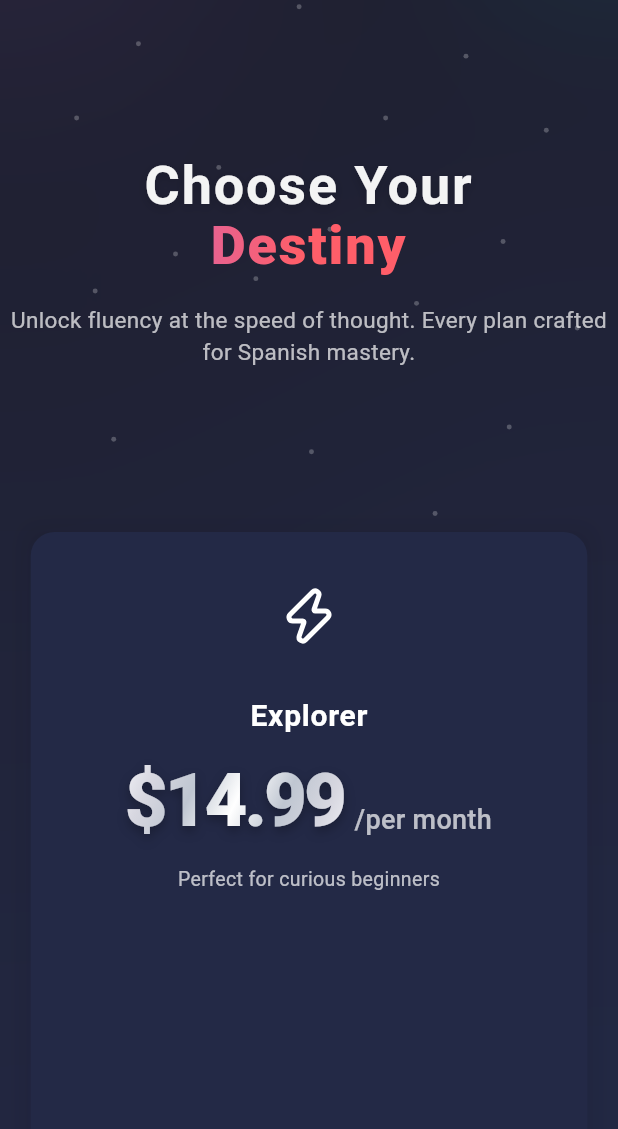
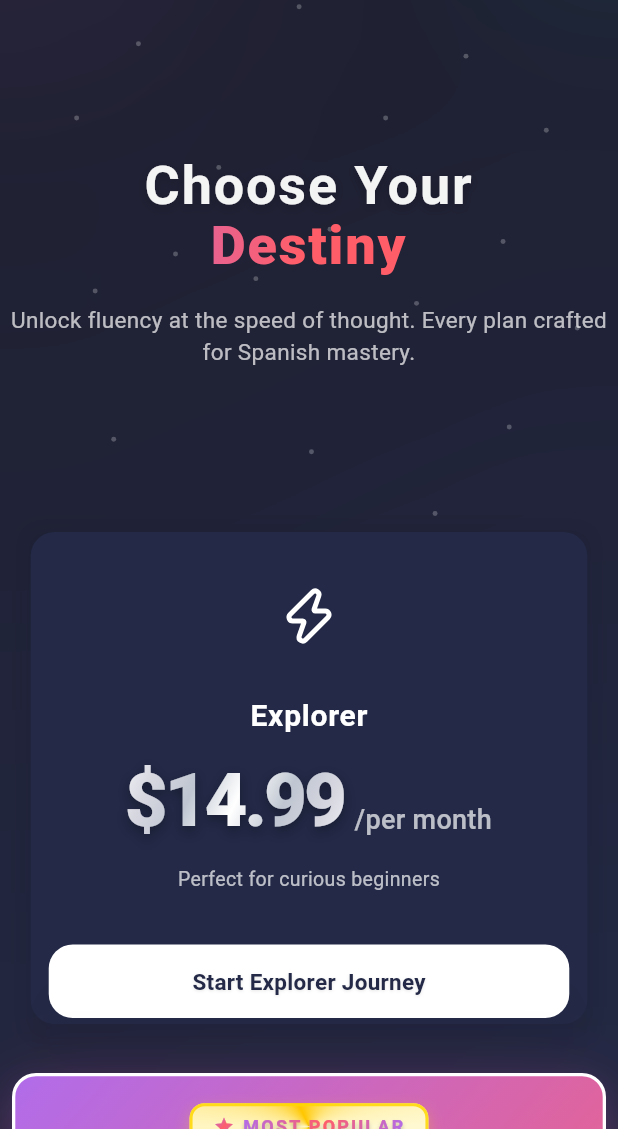
Before and after one commit to langverseadmin/Fluoverse-Landing-Page, a Flutter app: the PricingPage screen opened directly, on a phone screen of 412 x 824 dp, the part 107-1236 px from its top. Run offline on Flutter 3.47's test engine with Material 3 defaults, Android fonts, the phone set to English and light mode, and no system bars; our stand-ins replace confetti, flutter_animate, flutter_markdown, lucide_icons, supabase_flutter; accounts and stored records are empty; Roboto replaces fonts that are missing (Montserrat).

Commit message:
pricing fix attempt

```diff
--- a/lib/website/widgets/pricing_widgets.dart
+++ b/lib/website/widgets/pricing_widgets.dart
@@ -197,30 +197,51 @@ class _PricingCardsRowState extends State<PricingCardsRow> {
 
   @override
   Widget build(BuildContext context) {
-    final screenWidth = MediaQuery.of(context).size.width;
-    final screenHeight = MediaQuery.of(context).size.height;
-
-    // Responsive card sizing
-    double cardWidth = screenWidth < 600
-        ? screenWidth * 0.92
-        : screenWidth < 900
-            ? screenWidth * 0.85 / 3
-            : screenWidth * 0.72 / 3;
-    double cardHeight = screenHeight < 900
-        ? screenHeight * 1
-        : screenHeight * 0.7;
-
-    double middleCardWidth = cardWidth * 1.13;
-    double middleCardHeight = cardHeight * 1.07;
-
-    // Clamp min/max for usability
-    cardWidth = cardWidth.clamp(260.0, 480.0);
-    cardHeight = cardHeight.clamp(420.0, 860.0);
-    middleCardWidth = middleCardWidth.clamp(300.0, 540.0);
-    middleCardHeight = middleCardHeight.clamp(480.0, 920.0);
-
-    final isMobile = screenWidth < 900;
-    final double spacing = isMobile ? 10 : 32;
+    final mq = MediaQuery.of(context);
+    final width = mq.size.width;
+    final height = mq.size.height;
+
+    // Helper for percent with min/max clamp
+    double percent(double v, {double min = 0, double? max}) {
+      final val = v;
+      if (max != null) return val.clamp(min, max);
+      return val < min ? min : val;
+    }
+
+    // --- Sizing logic for 4 breakpoints: mobile, tablet, laptop, desktop ---
+    final isMobile = width < 600;
+    final isTablet = width >= 600 && width < 900;
+    final isLaptop = width >= 900 && width < 1400;
+    // final isDesktop = width >= 1400;
+
+    double cardWidth, cardHeight, middleCardWidth, middleCardHeight, spacing;
+
+    if (isMobile) {
+      cardWidth = percent(width * 0.92, min: 220, max: 480);
+      cardHeight = percent(height * 0.38, min: 340, max: 540);
+      middleCardWidth = percent(cardWidth * 1.13, min: 240, max: 520);
+      middleCardHeight = percent(cardHeight * 1.07, min: 360, max: 600);
+      spacing = percent(height * 0.025, min: 10, max: 32);
+    } else if (isTablet) {
+      cardWidth = percent(width * 0.28, min: 220, max: 340);
+      cardHeight = percent(height * 0.48, min: 380, max: 600);
+      middleCardWidth = percent(cardWidth * 1.13, min: 260, max: 400);
+      middleCardHeight = percent(cardHeight * 1.07, min: 420, max: 660);
+      spacing = percent(width * 0.03, min: 16, max: 36);
+    } else if (isLaptop) {
+      cardWidth = percent(width * 0.22, min: 260, max: 420);
+      cardHeight = percent(height * 0.68, min: 420, max: 1200);
+      middleCardWidth = percent(cardWidth * 1.13, min: 320, max: 480);
+      middleCardHeight = percent(cardHeight * 1.07, min: 480, max: 860);
+      spacing = percent(width * 0.04, min: 24, max: 48);
+    } else {
+      // isDesktop
+      cardWidth = percent(width * 0.18, min: 320, max: 480);
+      cardHeight = percent(height * 0.68, min: 480, max: 1200);
+      middleCardWidth = percent(cardWidth * 1.13, min: 360, max: 540);
+      middleCardHeight = percent(cardHeight * 1.07, min: 520, max: 920);
+      spacing = percent(width * 0.05, min: 32, max: 64);
+    }
 
     return Center(
       child: LayoutBuilder(
@@ -366,7 +387,7 @@ class _PricingCardsRowState extends State<PricingCardsRow> {
               ],
             );
           } else {
-            // Row for desktop/tablet
+            // Row for tablet/laptop/desktop
             return Row(
               mainAxisAlignment: MainAxisAlignment.center,
               children: [
```
